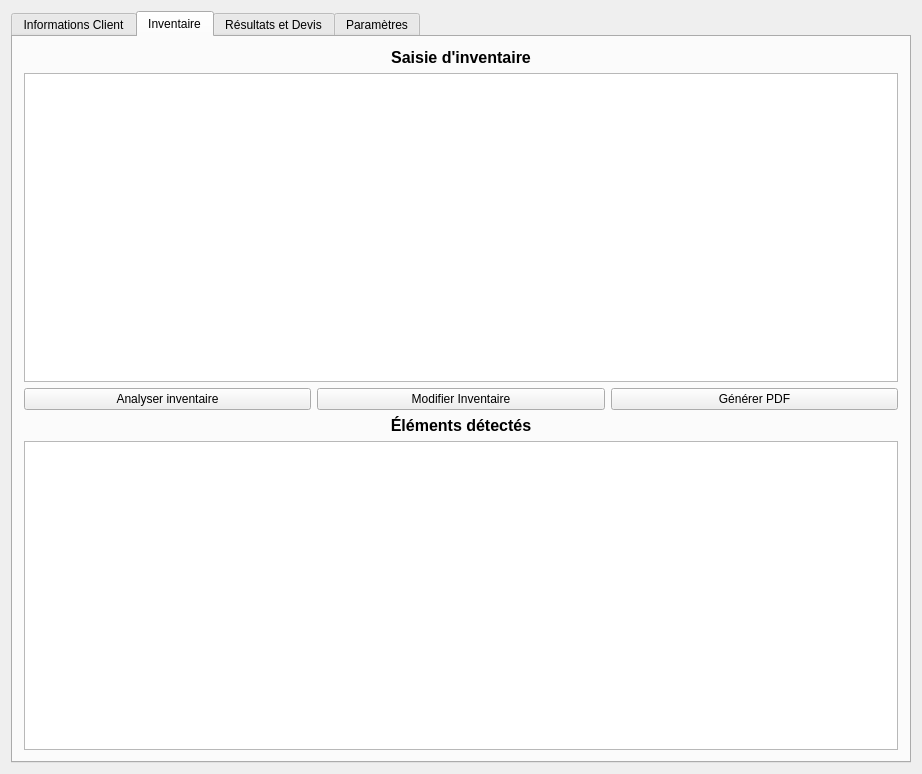
Andreas-Chatti/DevisMaker, file DevisMaker/src/ui/MainWindow.ui: the form before one commit.
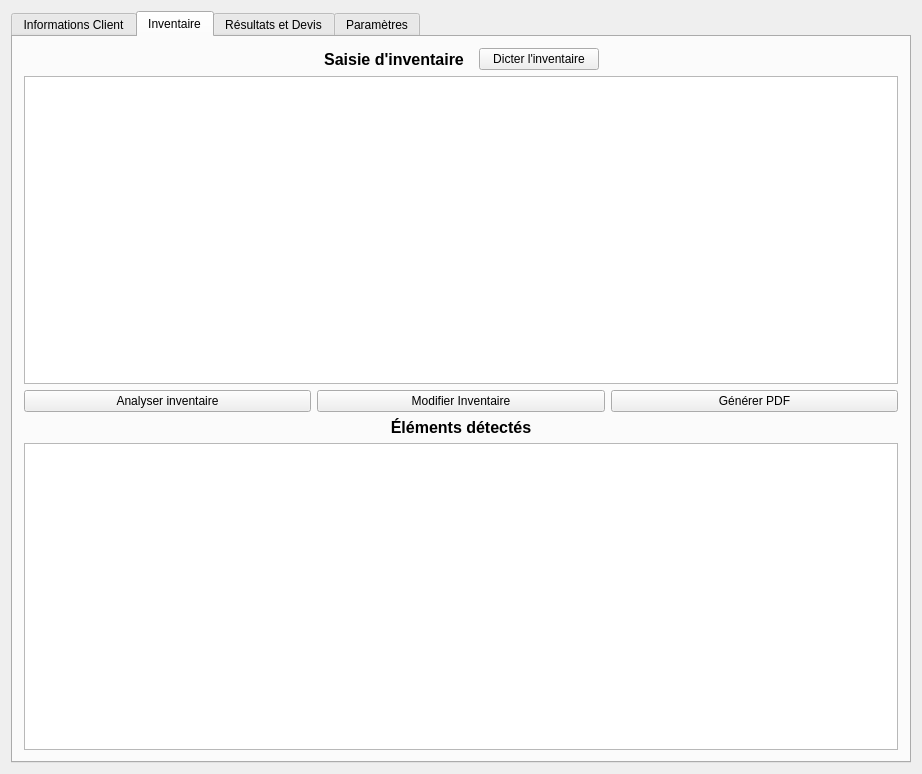
The form after the commit.

Commit message:
feat(ui): add voice input button to inventory tab
Add a "Dicter l'inventaire" (Dictate inventory) button next to the
"Saisie d'inventaire" label in the Inventory tab. The button is
positioned horizontally alongside the label using a QHBoxLayout with
centered alignment.

The button is intentionally kept compact with a max width of 150px
to maintain a clean UI without overwhelming the interface. This lays
the groundwork for speech-to-text functionality in the inventory
input workflow.

🤖 Generated with [Claude Code](https://claude.com/claude-code)

Patch:
```diff
--- a/DevisMaker/src/ui/MainWindow.ui
+++ b/DevisMaker/src/ui/MainWindow.ui
@@ -780,6 +780,24 @@
        </attribute>
        <layout class="QGridLayout" name="gridLayout_4">
         <item row="0" column="0">
+         <layout class="QHBoxLayout" name="inventoryHeaderLayout">
+          <property name="spacing">
+           <number>15</number>
+          </property>
+          <item>
+           <spacer name="horizontalSpacer_left">
+            <property name="orientation">
+             <enum>Qt::Orientation::Horizontal</enum>
+            </property>
+            <property name="sizeHint" stdset="0">
+             <size>
+              <width>40</width>
+              <height>20</height>
+             </size>
+            </property>
+           </spacer>
+          </item>
+          <item>
          <widget class="QLabel" name="SaisirInventaire">
           <property name="font">
            <font>
@@ -795,6 +813,40 @@
            <set>Qt::AlignmentFlag::AlignCenter</set>
           </property>
          </widget>
+          </item>
+          <item>
+           <widget class="QPushButton" name="btnVoiceInput">
+            <property name="minimumSize">
+             <size>
+              <width>120</width>
+              <height>0</height>
+             </size>
+            </property>
+            <property name="maximumSize">
+             <size>
+              <width>150</width>
+              <height>16777215</height>
+             </size>
+            </property>
+            <property name="text">
+             <string>Dicter l'inventaire</string>
+            </property>
+           </widget>
+          </item>
+          <item>
+           <spacer name="horizontalSpacer_right">
+            <property name="orientation">
+             <enum>Qt::Orientation::Horizontal</enum>
+            </property>
+            <property name="sizeHint" stdset="0">
+             <size>
+              <width>40</width>
+              <height>20</height>
+             </size>
+            </property>
+           </spacer>
+          </item>
+         </layout>
         </item>
         <item row="1" column="0">
          <widget class="QTextEdit" name="inventaireTextEdit">
```
Lines whose indentation alone changed are shown as unchanged.
